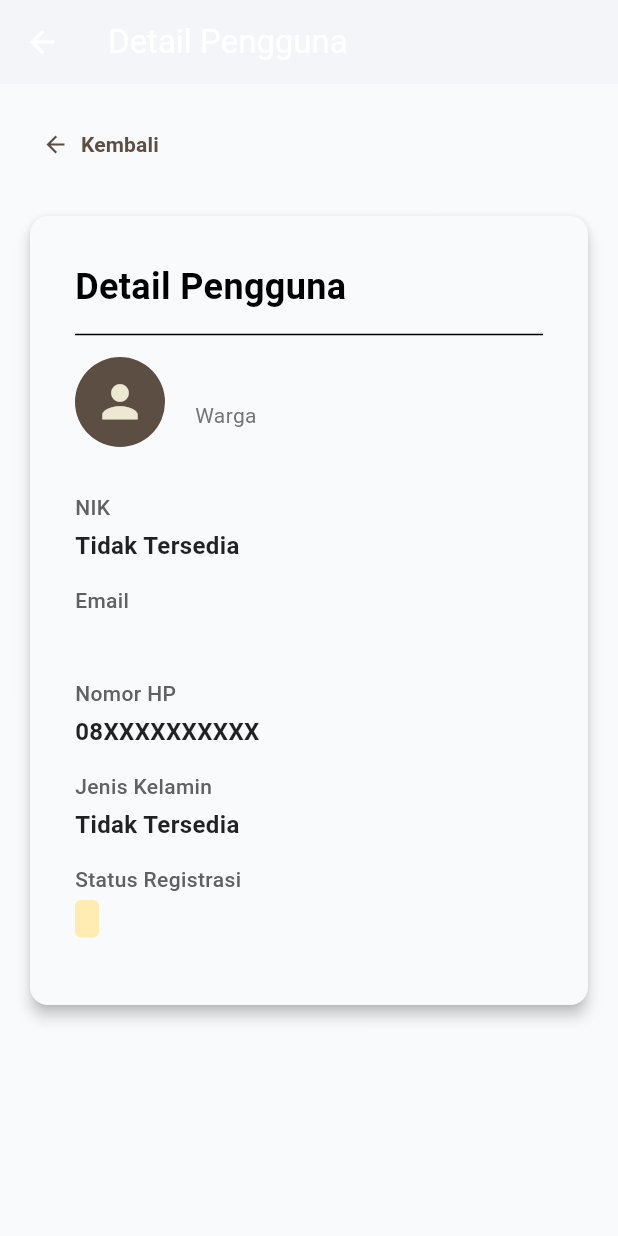
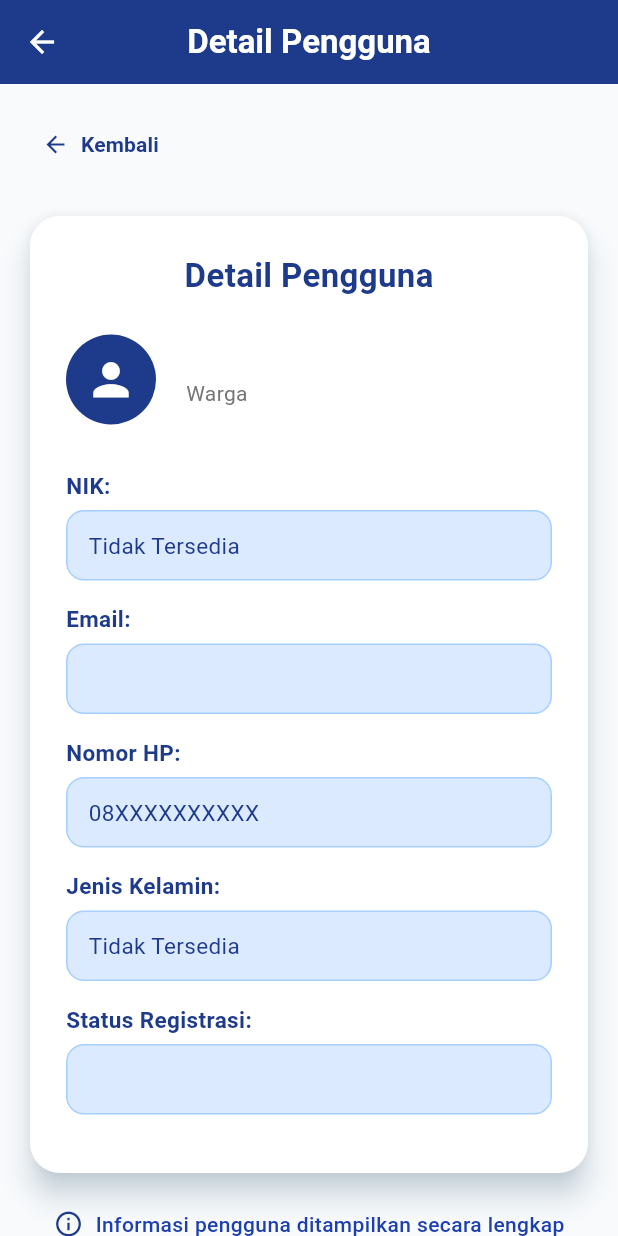
Before and after one commit to Ghetsa/UTS_Mobile_Kelompok3, a Flutter app: the DetailPenggunaPage screen opened directly with empty values, on a phone screen of 412 x 824 dp. Run offline on Flutter 3.47's test engine with Material 3 defaults, Android fonts, the phone set to English and light mode, and no system bars; our stand-ins replace file_picker, fl_chart.

Commit message:
update detail pengguna

```diff
--- a/jawara_kelompok3/lib/ManajemenPengguna/Daftar/detail_pengguna.dart
+++ b/jawara_kelompok3/lib/ManajemenPengguna/Daftar/detail_pengguna.dart
@@ -1,16 +1,26 @@
 import 'package:flutter/material.dart';
 import 'daftar_pengguna.dart';
 import '../../main.dart';
+import '../../Theme/app_theme.dart';
 
-const Color primaryDark = Color(0xFF5C4E43);
-const Color secondaryCream = Color(0xFFEDE8D2);
-const Color accentGold = Color(0xFFC7B68D);
-
-// Halaman untuk menampilkan detail lengkap satu pengguna
 class DetailPenggunaPage extends StatelessWidget {
   final User user;
 
   const DetailPenggunaPage({super.key, required this.user});
+
+  // Warna status berdasarkan nilai statusRegistrasi
+  Color _getStatusColor(String status) {
+    switch (status) {
+      case 'Diterima':
+        return AppTheme.greenMediumDark;
+      case 'Pending':
+        return AppTheme.yellowMediumDark;
+      case 'Ditolak':
+        return AppTheme.redMedium;
+      default:
+        return AppTheme.blueDark;
+    }
+  }
 
   @override
   Widget build(BuildContext context) {
@@ -18,11 +28,22 @@ class DetailPenggunaPage extends StatelessWidget {
     final isDesktop = screenWidth > 800;
 
     return Scaffold(
+      backgroundColor: AppTheme.backgroundBlueWhite,
       appBar: AppBar(
-        title: const Text("Detail Pengguna"),
-        backgroundColor: Colors.white,
-        elevation: 1,
+        backgroundColor: AppTheme.primaryBlue,
+        elevation: 2,
+        centerTitle: true,
+        title: const Text(
+          "Detail Pengguna",
+          style: TextStyle(
+            fontWeight: FontWeight.bold,
+            color: Colors.white,
           ),
+        ),
+        iconTheme: const IconThemeData(color: Colors.white),
+      ),
+
+      // Konten body
       body: SingleChildScrollView(
         padding: EdgeInsets.all(isDesktop ? 32.0 : 16.0),
         child: Center(
@@ -33,52 +54,56 @@ class DetailPenggunaPage extends StatelessWidget {
               children: [
                 // Tombol Kembali
                 TextButton.icon(
-                  onPressed: () {
-                    Navigator.pop(context);
-                  },
-                  icon: const Icon(Icons.arrow_back, color: primaryDark),
+                  onPressed: () => Navigator.pop(context),
+                  icon: const Icon(Icons.arrow_back, color: AppTheme.primaryBlue),
                   label: const Text(
                     "Kembali",
                     style: TextStyle(
-                      color: primaryDark,
+                      color: AppTheme.primaryBlue,
                       fontWeight: FontWeight.bold,
                     ),
                   ),
                 ),
                 const SizedBox(height: 20),
 
-                // Card Detail Pengguna
+                // Card detail pengguna
                 Card(
-                  elevation: 4,
+                  elevation: 8,
+                  shadowColor: AppTheme.blueExtraLight,
+                  color: Colors.white,
                   shape: RoundedRectangleBorder(
-                    borderRadius: BorderRadius.circular(12),
+                    borderRadius: BorderRadius.circular(20),
                   ),
                   child: Padding(
-                    padding: const EdgeInsets.all(30.0),
+                    padding: const EdgeInsets.all(24),
                     child: Column(
                       crossAxisAlignment: CrossAxisAlignment.start,
                       children: [
-                        const Text(
+                        // Judul Card
+                        Center(
+                          child: Text(
                             "Detail Pengguna",
                             style: TextStyle(
-                            fontSize: 24,
+                              fontSize: 22,
                               fontWeight: FontWeight.bold,
+                              color: AppTheme.primaryBlue,
                             ),
                           ),
-                        const Divider(height: 30),
+                        ),
+                        const SizedBox(height: 24),
 
-                        // Bagian Profil (Foto dan Nama/Role)
+                        // Profil pengguna (Avatar + Nama + Role)
                         Row(
                           crossAxisAlignment: CrossAxisAlignment.start,
                           children: [
-                            // Icon/Avatar Pengguna
+                            // Avatar pengguna
                             const CircleAvatar(
                               radius: 30,
-                              backgroundColor: primaryDark,
+                              backgroundColor: AppTheme.primaryBlue,
                               child: Icon(
                                 Icons.person,
                                 size: 35,
-                                color: secondaryCream,
+                                color: Colors.white,
                               ),
                             ),
                             const SizedBox(width: 20),
@@ -107,36 +132,39 @@ class DetailPenggunaPage extends StatelessWidget {
                         ),
                         const SizedBox(height: 30),
 
-                        // Detail Informasi dalam format Key-Value
-                        _buildDetailItem(
-                          key: "NIK",
-                          value: user.nik,
-                          isApproved: user.nik != "Tidak Tersedia",
-                        ),
-                        _buildDetailItem(
-                          key: "Email",
-                          value: user.email,
-                          isApproved: true,
-                        ),
-                        _buildDetailItem(
-                          key: "Nomor HP",
-                          value: user.noHp,
-                          isApproved: user.noHp != "08XXXXXXXXXX",
-                        ),
-                        _buildDetailItem(
-                          key: "Jenis Kelamin",
-                          value: user.jenisKelamin,
-                          isApproved: user.jenisKelamin != "Tidak Tersedia",
-                        ),
-                        // Status Registrasi
-                        _buildDetailItem(
-                          key: "Status Registrasi",
-                          value: user.statusRegistrasi,
-                          isApproved: user.statusRegistrasi == "Diterima",
+                        // Detail informasi pengguna
+                        _buildDetailRow("NIK", user.nik),
+                        _buildDetailRow("Email", user.email),
+                        _buildDetailRow("Nomor HP", user.noHp),
+                        _buildDetailRow("Jenis Kelamin", user.jenisKelamin),
+                        _buildDetailRow(
+                          "Status Registrasi",
+                          user.statusRegistrasi,
+                          statusColor: _getStatusColor(user.statusRegistrasi),
                         ),
                       ],
                     ),
                   ),
+                ),
+
+                const SizedBox(height: 20),
+
+                // Catatan di bawah
+                Row(
+                  mainAxisAlignment: MainAxisAlignment.center,
+                  children: [
+                    Icon(Icons.info_outline,
+                        color: AppTheme.primaryBlue, size: 20),
+                    const SizedBox(width: 8),
+                    Text(
+                      "Informasi pengguna ditampilkan secara lengkap",
+                      style: TextStyle(
+                        fontSize: 14,
+                        color: AppTheme.blueDark,
+                        fontWeight: FontWeight.w500,
+                      ),
+                    ),
+                  ],
                 ),
               ],
             ),
@@ -146,51 +174,40 @@ class DetailPenggunaPage extends StatelessWidget {
     );
   }
 
-  // Helper Widget untuk menampilkan baris detail
-  Widget _buildDetailItem({
-    required String key,
-    required String value,
-    required bool isApproved,
-  }) {
-    // Teks "Approved" atau penanda status
-    final statusWidget = Container(
-      padding: const EdgeInsets.symmetric(horizontal: 8, vertical: 4),
-      decoration: BoxDecoration(
-        color: value == "Diterima" ? Colors.green[100] : Colors.amber[100],
-        borderRadius: BorderRadius.circular(4),
-      ),
-      child: Text(
-        value,
-        style: TextStyle(
-          color: value == "Diterima" ? Colors.green[700] : Colors.amber[700],
-          fontSize: 12,
-          fontWeight: FontWeight.w600,
-        ),
-      ),
-    );
-
+  // Widget pembantu untuk menampilkan satu baris detail
+  Widget _buildDetailRow(String label, String value, {Color? statusColor}) {
     return Padding(
       padding: const EdgeInsets.only(bottom: 15.0),
       child: Column(
         crossAxisAlignment: CrossAxisAlignment.start,
         children: [
+          // Label
           Text(
-            key,
-            style: TextStyle(
-              fontSize: 14,
-              color: Colors.grey[700],
-              fontWeight: FontWeight.w500,
+            "$label:",
+            style: const TextStyle(
+              fontSize: 15,
+              fontWeight: FontWeight.w600,
+              color: AppTheme.primaryBlue,
             ),
           ),
-          const SizedBox(height: 4),
-          key == "Status Registrasi"
-              ? statusWidget
-              : Text(
+          const SizedBox(height: 6),
+
+          // Kotak nilai
+          Container(
+            width: double.infinity,
+            padding: const EdgeInsets.symmetric(horizontal: 14, vertical: 12),
+            decoration: BoxDecoration(
+              color: AppTheme.lightBlue,
+              borderRadius: BorderRadius.circular(12),
+              border: Border.all(color: AppTheme.blueLight, width: 1),
+            ),
+            child: Text(
               value,
-                  style: const TextStyle(
-                    fontSize: 16,
-                    color: Colors.black87,
-                    fontWeight: FontWeight.w600,
+              style: TextStyle(
+                fontSize: 15,
+                fontWeight: statusColor != null ? FontWeight.bold : FontWeight.normal,
+                color: statusColor ?? AppTheme.primaryBlue,
+              ),
             ),
           ),
         ],
```
Lines whose indentation alone changed are shown as unchanged.
